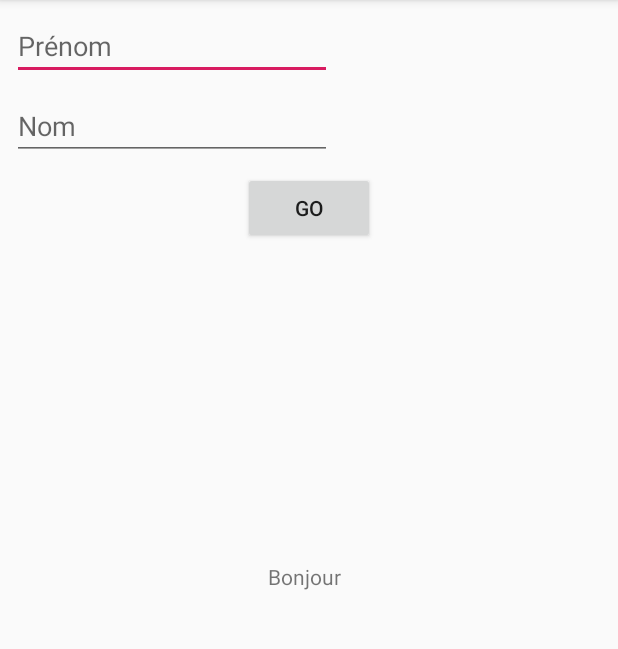
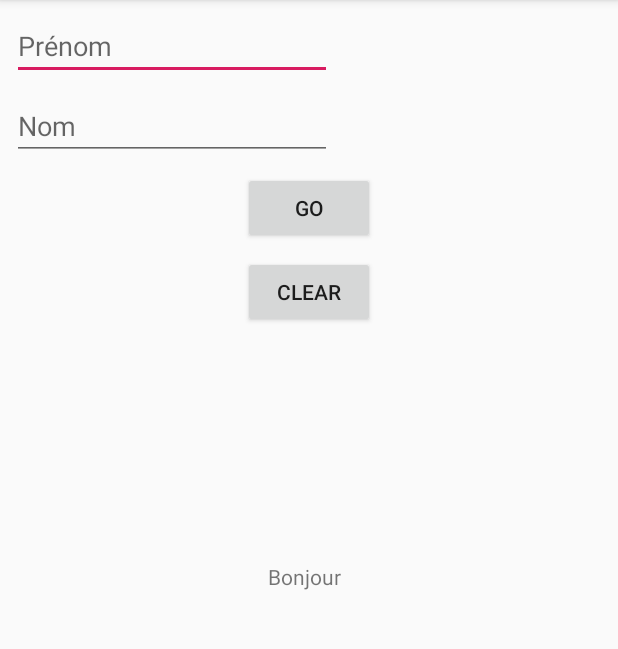
Before and after one commit to P-Giraffe/cours-android, an Android app: the screen it shows after launch (MainActivity), after a tap on "GO", on a phone screen of 412 x 824 dp, the part 84-733 px from its top. Run offline under Robolectric (Android 15) with nearby library versions, the phone set to English and light mode, and no system bars.

Commit message:
235_Classes_et_portee_des_variables

```diff
--- a/cours-standard/Partie_2_BlocNote_v2/DemoKotlin/app/src/main/java/fr/purplegiraffe/demokotlin/MainActivity.kt
+++ b/cours-standard/Partie_2_BlocNote_v2/DemoKotlin/app/src/main/java/fr/purplegiraffe/demokotlin/MainActivity.kt
@@ -6,6 +6,7 @@ import android.view.View
 import kotlinx.android.synthetic.main.activity_main.*
 
 class MainActivity : AppCompatActivity() {
+    var fullname = "John Doe"
 
     override fun onCreate(savedInstanceState: Bundle?) {
         super.onCreate(savedInstanceState)
@@ -15,7 +16,11 @@ class MainActivity : AppCompatActivity() {
     fun goButtonTouched(button:View) {
         val firstname = firstnameField.text
         val lastname = lastnameField.text
-        val fullname = "${firstname} ${lastname}"
+        fullname = "${firstname} ${lastname}"
+        resultView.text = "Bonjour ${fullname}"
+    }
+
+    fun clearButtonTouched(button:View) {
         resultView.text = "Bonjour ${fullname}"
     }
 }
--- a/cours-standard/Partie_2_BlocNote_v2/DemoKotlin/app/src/main/res/layout/activity_main.xml
+++ b/cours-standard/Partie_2_BlocNote_v2/DemoKotlin/app/src/main/res/layout/activity_main.xml
@@ -39,5 +39,13 @@
             android:id="@+id/lastnameField"
             android:hint="Nom" android:layout_marginTop="8dp" app:layout_constraintTop_toBottomOf="@+id/firstnameField"
             android:layout_marginStart="8dp" app:layout_constraintStart_toStartOf="parent"/>
+    <Button
+            android:text="Clear"
+            android:layout_width="wrap_content"
+            android:layout_height="wrap_content"
+            android:id="@+id/button3" android:layout_marginTop="8dp"
+            app:layout_constraintTop_toBottomOf="@+id/button2" app:layout_constraintStart_toStartOf="parent"
+            android:layout_marginStart="8dp" app:layout_constraintEnd_toEndOf="parent" android:layout_marginEnd="8dp"
+            android:onClick="clearButtonTouched"/>
 
 </android.support.constraint.ConstraintLayout>
```
